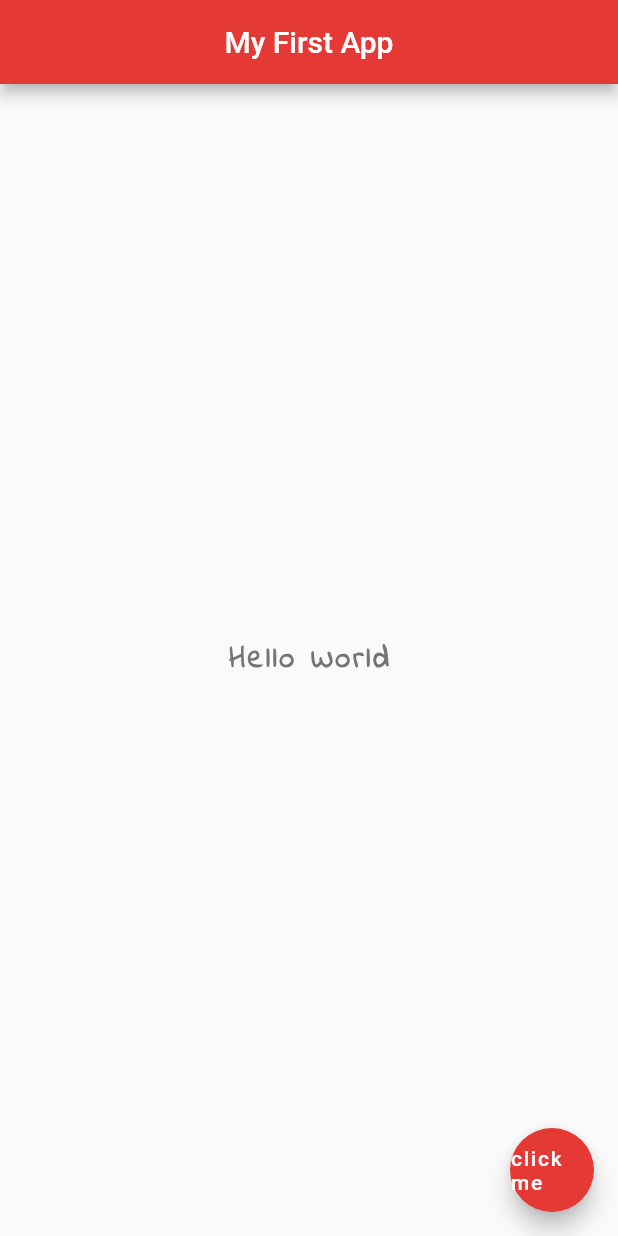
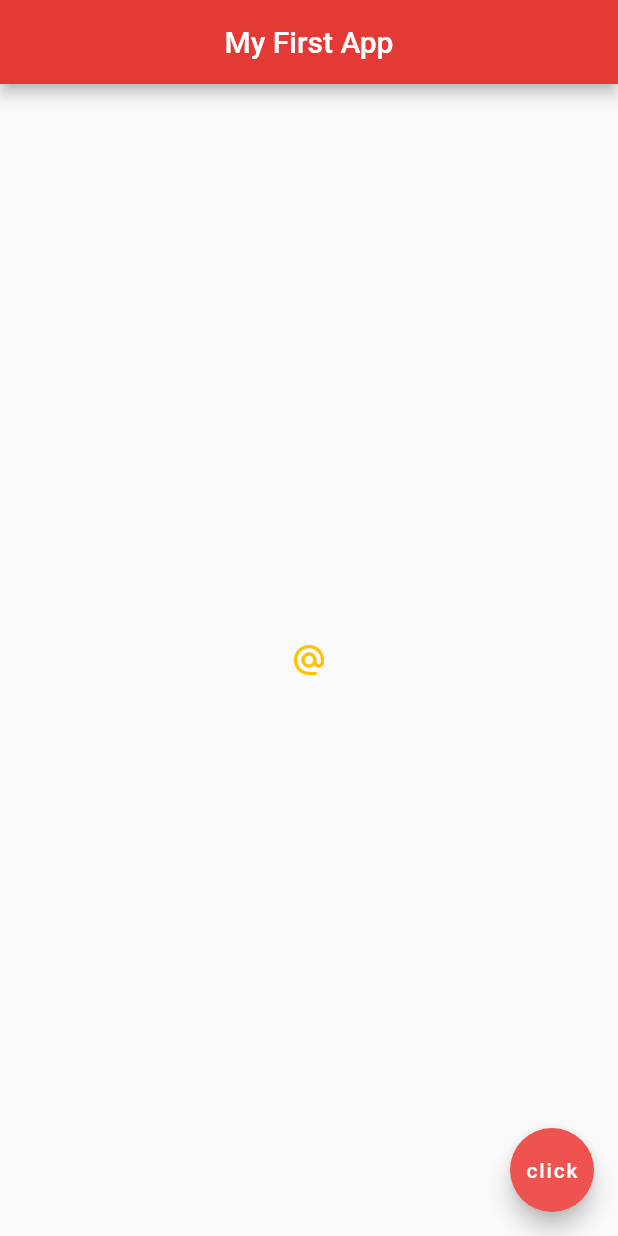
Before and after one commit to codeNinjaDev/flutter-start, a Flutter app: the screen it shows after launch, on a phone screen of 412 x 824 dp. Run offline on Flutter 3.47's test engine with Material 2 defaults, Android fonts, the phone set to English and light mode, and no system bars.

Commit message:
finished lecture 9

```diff
--- a/lib/main.dart
+++ b/lib/main.dart
@@ -1,28 +1,30 @@
 import 'package:flutter/material.dart';
 
-void main() => runApp(MaterialApp(
-      home: Scaffold(
+void main() => runApp(MaterialApp(home: Home()));
+
+class Home extends StatelessWidget {
+  @override
+  Widget build(BuildContext context) {
+    return Scaffold(
       appBar: AppBar(
         title: Text('My First App'),
         centerTitle: true,
         backgroundColor: Colors.red[600],
       ),
       body: Center(
-          child: Text(
-            'Hello World',
-            style: TextStyle(
-              fontSize: 20.0,
-              fontWeight: FontWeight.bold,
-              letterSpacing: 2.0,
-              color: Colors.grey[600],
-              fontFamily: 'IndieFlower',
-            ),
+        child: IconButton(
+          onPressed: () {
+            print('clicked me');
+          },
+          icon: Icon(Icons.alternate_email),
+          color: Colors.amber,
         ),
       ),
       floatingActionButton: FloatingActionButton(
         onPressed: () {},
-          child: Text('click me'),
-          backgroundColor: Colors.red[600],
+        child: Text('click'),
+        backgroundColor: Colors.red[400],
       ),
-      ),
-    ));
+    );
+  }
+}
--- a/pubspec.yaml
+++ b/pubspec.yaml
@@ -45,9 +45,8 @@ flutter:
   uses-material-design: true
 
   # To add assets to your application, add an assets section, like this:
-  # assets:
-  #   - images/a_dot_burr.jpeg
-  #   - images/a_dot_ham.jpeg
+  assets:
+    - images/
 
   # An image asset can refer to one or more resolution-specific "variants", see
   # https://flutter.dev/assets-and-images/#resolution-aware.
```
Also changed, not shown: images/chi-ro.jpg (added), images/whitetree.jpg (added). Lines whose indentation alone changed are shown as unchanged.
